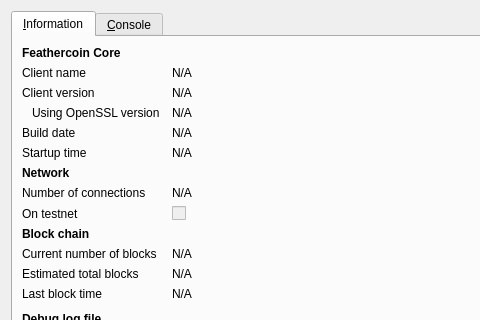
This is src/qt/forms/rpcconsole.ui in academiccoin/academiccoin as Qt 5 draws it before an edit; both pictures show x 0 to 480 and y 0 to 320 of the 740 by 450 pixel window. The edited form follows.
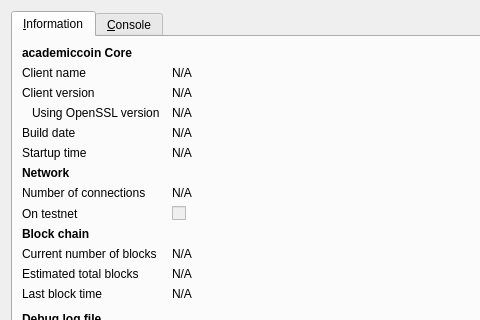
This is the edited form. Icons and pictures are not drawn.

What changed in the file:
```diff
--- a/src/qt/forms/rpcconsole.ui
+++ b/src/qt/forms/rpcconsole.ui
@@ -36,7 +36,7 @@
           </font>
          </property>
          <property name="text">
-          <string>Feathercoin Core</string>
+          <string>academiccoin Core</string>
          </property>
         </widget>
        </item>
```
Left out of the diff: 6 changed lines with no effect on the pictures.
